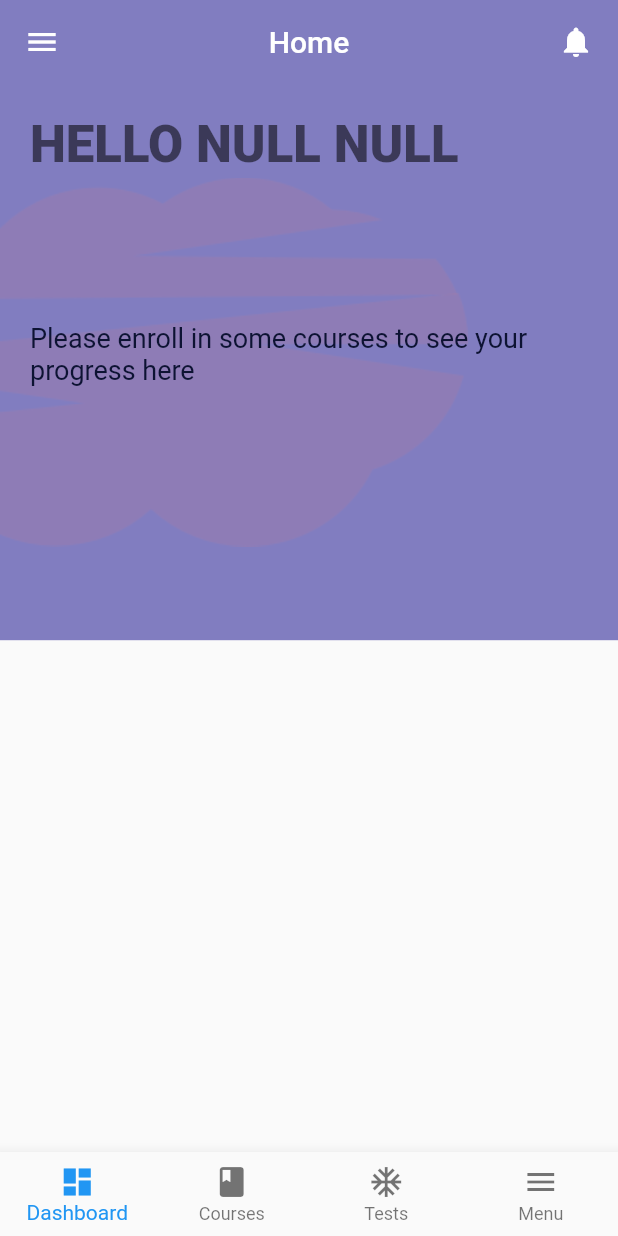
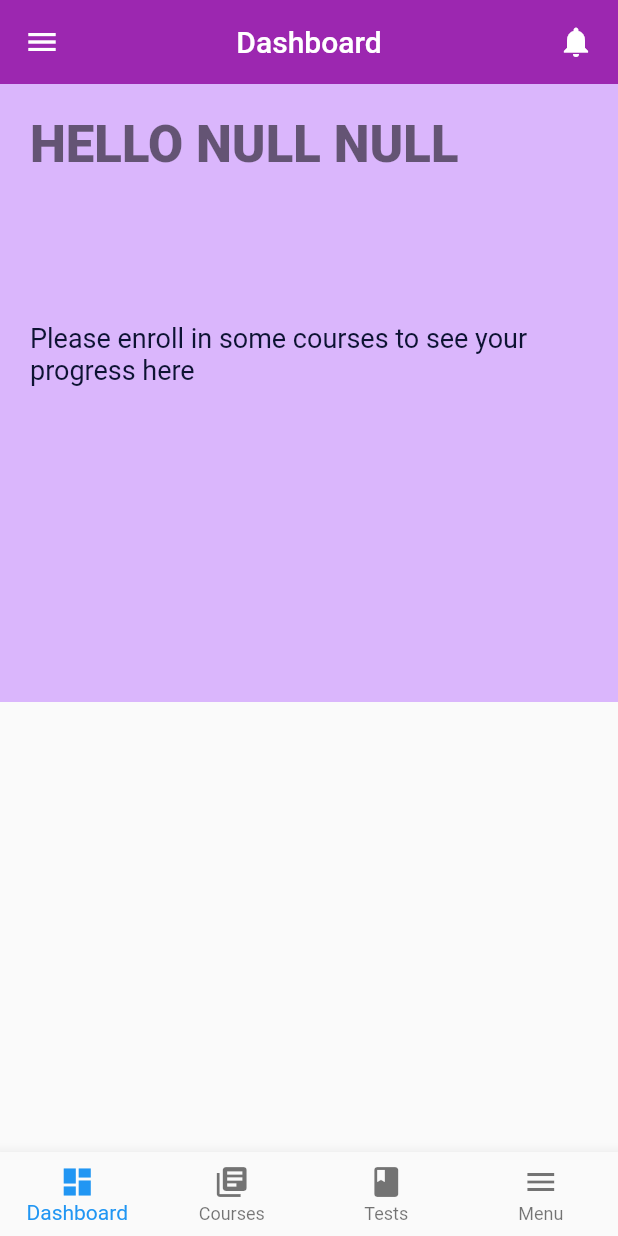
Before and after one commit to gepton-infotech/Nickel, a Flutter app: the HomeScreen screen opened directly, on a phone screen of 412 x 824 dp. Run offline on Flutter 3.47's test engine with Material 2 defaults, Android fonts, the phone set to English and light mode, and no system bars; our stand-ins replace animated_splash_screen, cached_network_image, cloud_firestore, email_validator, firebase_auth, firebase_messaging and 8 more; missing offline and left inert: country_list_pick, multiselect_formfield, numeric_keyboard, slimy_card; accounts and stored records are empty; network calls fail; project files that could hold a hidden picture were left out.

Commit message:
Refactoring the Home Page

```diff
--- a/lib/screens/choose_avatar.dart
+++ b/lib/screens/choose_avatar.dart
@@ -16,7 +16,6 @@ class _ChooseAvatarState extends State<ChooseAvatar> {
   Stream avastream;
 
   void initState() {
-    // TODO: implement initState
     super.initState();
 
     crudmethods.getAvatar().then((result) {
--- a/lib/screens/content_heading.dart
+++ b/lib/screens/content_heading.dart
@@ -53,9 +53,7 @@ class _ContentHeadingState extends State<ContentHeading> {
   // }
 
   void initState() {
-    // TODO: implement initState
     super.initState();
-    //print(widget._subContent);
     print("sub content.....!!!");
 
     for (int i = 0; i < widget._subContent.length; i++) {
--- /dev/null
+++ b/lib/screens/home/dashboardPage.dart
@@ -0,0 +1,104 @@
+import 'package:flutter/material.dart';
+import 'package:pyfin/constants.dart';
+import 'package:pyfin/global.dart';
+import 'package:pyfin/widgets/category_card.dart';
+
+class DashboardPage extends StatelessWidget {
+  Stream blogsStream;
+  DashboardPage({this.blogsStream});
+
+  @override
+  Widget build(BuildContext context) {
+    return Scrollbar(
+      child: ListView(
+        children: [
+          Stack(
+            children: <Widget>[
+              Container(
+                // Here the height of the container is 45% of our total height
+                height: (MediaQuery.of(context).size.height * 0.5),
+                decoration: BoxDecoration(
+                  color: Color(0xffDAB6FC),
+                ),
+              ),
+              Padding(
+                padding: const EdgeInsets.symmetric(horizontal: 20),
+                child: Column(
+                  crossAxisAlignment: CrossAxisAlignment.start,
+                  children: <Widget>[
+                    // TimeOfDay(hour: null, minute: null)
+                    SizedBox(
+                      height: 20,
+                    ),
+
+                    Text(
+                      "Hello $firstname $lastname".toUpperCase(),
+                      style: Theme.of(context)
+                          .textTheme
+                          .display1
+                          .copyWith(fontWeight: FontWeight.w900),
+                    ),
+                    //SearchBar(),
+                    SizedBox(
+                      height: 70,
+                    ),
+                    StreamBuilder(
+                        stream: blogsStream,
+                        builder: (context, snapshot) {
+                          if (snapshot.connectionState !=
+                              ConnectionState.active) {
+                            return Container(
+                              child: Center(
+                                  child: CircularProgressIndicator(
+                                backgroundColor: Colors.white,
+                              )),
+                            );
+                          } else {
+                            if (snapshot.data['enrolled'].length == 0) {
+                              return Container(
+                                height: 100,
+                                child: Center(
+                                  child: Text(
+                                    "Please enroll in some courses to see your progress here",
+                                    style: kSubtitleTextSyule,
+                                  ),
+                                ),
+                              );
+                            } else {
+                              return Container(
+                                //color: Colors.blue,
+                                height:
+                                    MediaQuery.of(context).size.height * 0.5,
+                                child: GridView.builder(
+                                    primary: false,
+                                    itemCount: snapshot.data['enrolled'].length,
+                                    gridDelegate:
+                                        SliverGridDelegateWithFixedCrossAxisCount(
+                                            crossAxisCount: 2,
+                                            childAspectRatio: .85,
+                                            crossAxisSpacing: 20,
+                                            mainAxisSpacing: 20),
+                                    itemBuilder:
+                                        (BuildContext context, int index) {
+                                      return CategoryCard(
+                                        name: snapshot.data['enrolled'],
+                                        index: index,
+                                        title: snapshot.data['enrolled'][index],
+                                        svgSrc: "assets/icons/home4.png",
+                                        press: () {},
+                                      );
+                                    }),
+                              );
+                            }
+                          }
+                        }),
+                  ],
+                ),
+              )
+            ],
+          ),
+        ],
+      ),
+    );
+  }
+}
--- a/lib/screens/new_homepage.dart
+++ b/lib/screens/new_homepage.dart
@@ -2,13 +2,13 @@ import 'dart:async';
 
 import 'package:firebase_messaging/firebase_messaging.dart';
 import 'package:flutter/material.dart';
-import 'package:pyfin/global.dart';
+import 'package:pyfin/screens/courses_screen.dart';
+import 'package:pyfin/screens/home/menuPage.dart';
 import 'package:pyfin/screens/notification_screen.dart';
 import 'package:pyfin/services/crud.dart';
-import 'package:pyfin/widgets/category_card.dart';
 import 'package:pyfin/widgets/nav_drawer.dart';
 
-import '../constants.dart';
+import 'package:pyfin/screens/home/dashboardPage.dart';
 
 class HomeScreen extends StatefulWidget {
   @override
@@ -16,11 +16,9 @@ class HomeScreen extends StatefulWidget {
 }
 
 class _HomeScreenState extends State<HomeScreen> {
-  int _selectedIndex = 0;
   pymaths crudmethods = new pymaths();
 
   var image = [];
-  var hour = DateTime.now().hour;
 
   Stream courseStream;
   Stream blogsStream;
@@ -30,7 +28,6 @@ class _HomeScreenState extends State<HomeScreen> {
   final FirebaseMessaging _firebaseMessaging = FirebaseMessaging();
 
   void initState() {
-    // TODO: implement initState
     super.initState();
 
     crudmethods.getdata2().then((result) {
@@ -74,18 +71,18 @@ class _HomeScreenState extends State<HomeScreen> {
 
   @override
   Widget build(BuildContext context) {
+    List<String> _title = <String>['Dashboard', 'Courses', 'Test', 'Menu'];
     List<Widget> _widgetOptions = <Widget>[
       DashboardPage(blogsStream: blogsStream),
+      CoursesScreen(),
       Text('Hello + $_bottomNavBarSelectedIndex'),
-      Text('Hello + $_bottomNavBarSelectedIndex'),
-      Text('Hello + $_bottomNavBarSelectedIndex'),
+      MenuPage(),
     ];
     return Scaffold(
       //backgroundColor: kBlueColor,
       appBar: AppBar(
-        backgroundColor: kBlueColor,
         title: Text(
-          "Home",
+          _title.elementAt(_bottomNavBarSelectedIndex),
         ),
         centerTitle: true,
         elevation: 0,
@@ -138,7 +135,6 @@ class _HomeScreenState extends State<HomeScreen> {
         ],
       ),
       drawer: SideNavBar(),
-      // bottomNavigationBar: BottomNavBar(),
       body: _widgetOptions.elementAt(_bottomNavBarSelectedIndex),
       bottomNavigationBar: BottomNavigationBar(
         type: BottomNavigationBarType.fixed,
@@ -148,11 +144,11 @@ class _HomeScreenState extends State<HomeScreen> {
             label: 'Dashboard',
           ),
           BottomNavigationBarItem(
-            icon: Icon(Icons.book),
+            icon: Icon(Icons.library_books),
             label: 'Courses',
           ),
           BottomNavigationBarItem(
-            icon: Icon(Icons.ac_unit),
+            icon: Icon(Icons.book),
             label: 'Tests',
           ),
           BottomNavigationBarItem(
@@ -183,113 +179,6 @@ class _HomeScreenState extends State<HomeScreen> {
     setState(() {
       _newNotification = false;
     });
-  }
-}
-
-class DashboardPage extends StatelessWidget {
-  Stream blogsStream;
-  DashboardPage({this.blogsStream});
-
-  @override
-  Widget build(BuildContext context) {
-    return Scrollbar(
-      child: ListView(
-        children: [
-          Stack(
-            children: <Widget>[
-              Container(
-                // Here the height of the container is 45% of our total height
-                height: (MediaQuery.of(context).size.height) * .45,
-                decoration: BoxDecoration(
-                  color: kBlueColor,
-                  image: DecorationImage(
-                    alignment: Alignment.centerLeft,
-                    image: AssetImage("assets/images/undraw_pilates_gpdb.png"),
-                  ),
-                ),
-              ),
-              SafeArea(
-                child: Padding(
-                  padding: const EdgeInsets.symmetric(horizontal: 20),
-                  child: Column(
-                    crossAxisAlignment: CrossAxisAlignment.start,
-                    children: <Widget>[
-                      // TimeOfDay(hour: null, minute: null)
-                      SizedBox(
-                        height: 20,
-                      ),
-
-                      Text(
-                        "Hello $firstname $lastname".toUpperCase(),
-                        style: Theme.of(context)
-                            .textTheme
-                            .display1
-                            .copyWith(fontWeight: FontWeight.w900),
-                      ),
-                      //SearchBar(),
-                      SizedBox(
-                        height: 70,
-                      ),
-                      StreamBuilder(
-                          stream: blogsStream,
-                          builder: (context, snapshot) {
-                            if (snapshot.connectionState !=
-                                ConnectionState.active) {
-                              return Container(
-                                child: Center(
-                                    child: CircularProgressIndicator(
-                                  backgroundColor: Colors.white,
-                                )),
-                              );
-                            } else {
-                              if (snapshot.data['enrolled'].length == 0) {
-                                return Container(
-                                  height: 100,
-                                  child: Center(
-                                    child: Text(
-                                      "Please enroll in some courses to see your progress here",
-                                      style: kSubtitleTextSyule,
-                                    ),
-                                  ),
-                                );
-                              } else {
-                                return Container(
-                                  //color: Colors.blue,
-                                  height: MediaQuery.of(context).size.height,
-                                  child: GridView.builder(
-                                      primary: false,
-                                      itemCount:
-                                          snapshot.data['enrolled'].length,
-                                      gridDelegate:
-                                          SliverGridDelegateWithFixedCrossAxisCount(
-                                              crossAxisCount: 2,
-                                              childAspectRatio: .85,
-                                              crossAxisSpacing: 20,
-                                              mainAxisSpacing: 20),
-                                      itemBuilder:
-                                          (BuildContext context, int index) {
-                                        return CategoryCard(
-                                          name: snapshot.data['enrolled'],
-                                          index: index,
-                                          title: snapshot.data['enrolled']
-                                              [index],
-                                          svgSrc: "assets/icons/home4.png",
-                                          press: () {},
-                                        );
-                                      }),
-                                );
-                              }
-                            }
-                          }),
-                    ],
-                  ),
-                ),
-              )
-            ],
-          ),
-        ],
-      ),
-    );
   }
 }
 
```
Also changed, not shown: lib/main.dart (+5 -4 lines), lib/screens/courses_screen.dart (+8 -17 lines), lib/screens/home/menuPage.dart (added, +35 -0 lines), lib/theme.dart (added, +7 -0 lines), pubspec.yaml (+1 -36 lines).
